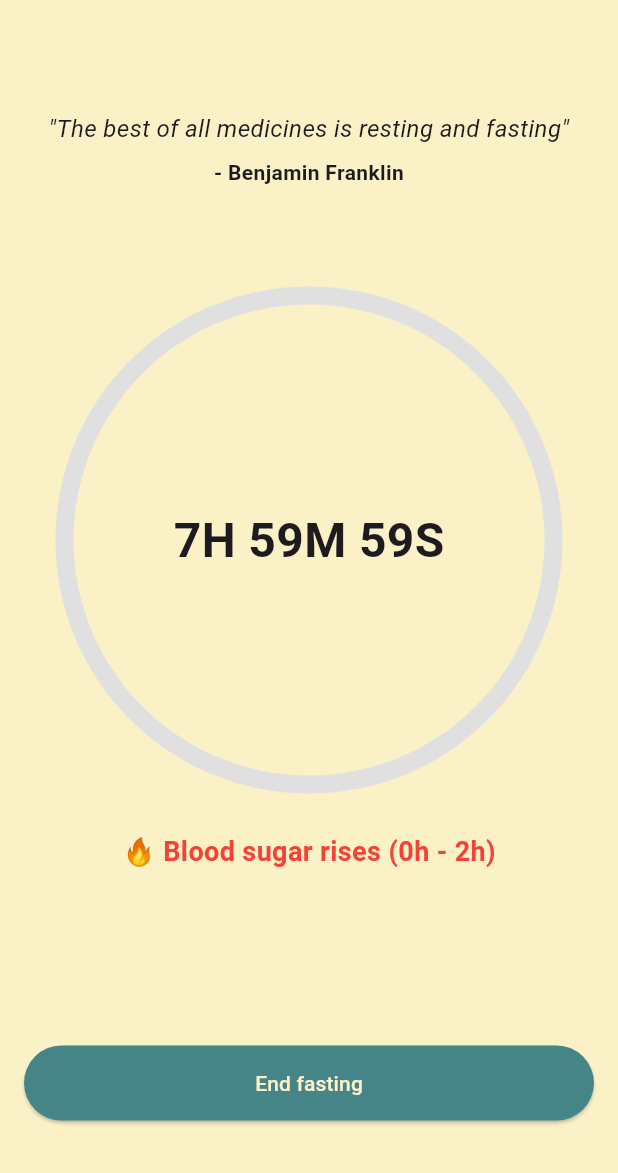
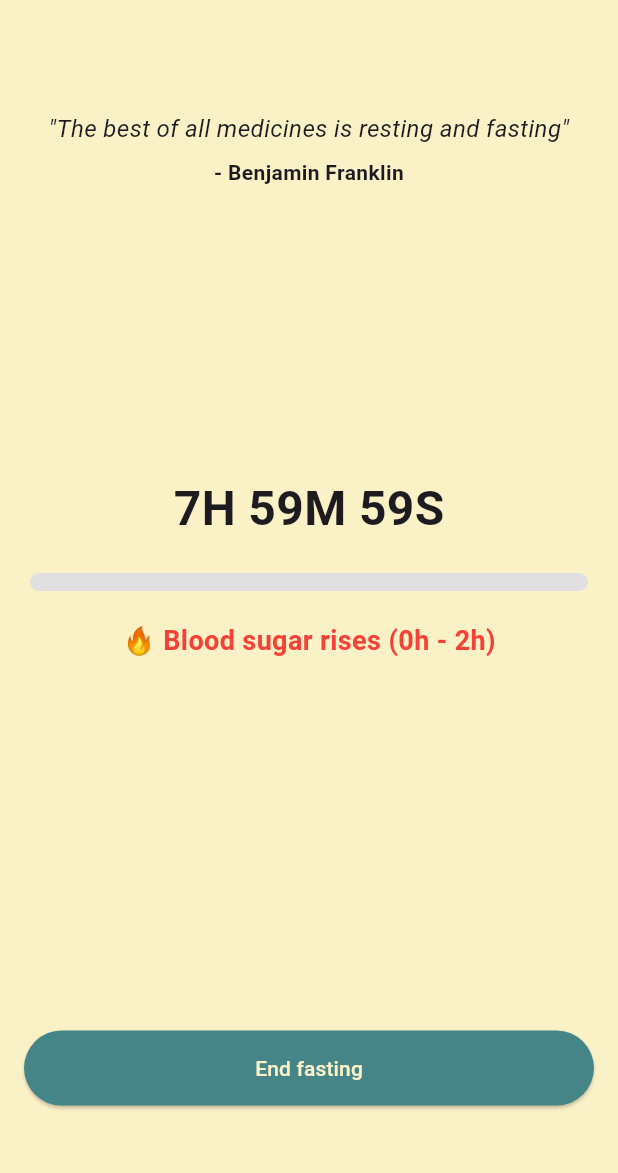
Before and after one commit to untreu2/humble, a Flutter app: the screen it shows after launch, after a tap on an icon or button, on a phone screen of 412 x 824 dp, the part 63-1236 px from its top. Run offline on Flutter 3.47's test engine with Material 3 defaults, Android fonts, the phone set to English and light mode, and no system bars; our stand-ins replace shared_preferences.

Commit message:
Better animations and improved UX

```diff
--- a/lib/fasting_screen.dart
+++ b/lib/fasting_screen.dart
@@ -258,20 +258,30 @@ class _FastingScreenState extends State<FastingScreen> with TickerProviderStateM
       final goalSeconds = _selectedFastingGoal!.inSeconds;
       progressValue = (elapsedSeconds / goalSeconds).clamp(0.0, 1.0);
     }
-    bool isDarkMode = Theme.of(context).brightness == Brightness.dark;
-    Color circleBackgroundColor = isDarkMode ? Colors.grey[800]! : Colors.grey[300]!;
-    Color progressColor = Colors.redAccent;
     return Column(
       key: const ValueKey('fastingContent'),
       mainAxisSize: MainAxisSize.min,
       children: <Widget>[
         const SizedBox(height: 75),
-        CircularCountdownTimer(
-          progress: progressValue,
-          remainingTime: remainingTimeStr,
-          progressColor: progressColor,
-          backgroundColor: circleBackgroundColor,
-          size: 350,
+        Text(
+          remainingTimeStr,
+          style: const TextStyle(
+            fontSize: 32,
+            fontWeight: FontWeight.bold,
+          ),
+        ),
+        const SizedBox(height: 20),
+        Padding(
+          padding: const EdgeInsets.symmetric(horizontal: 20.0),
+          child: ClipRRect(
+            borderRadius: BorderRadius.circular(10),
+            child: LinearProgressIndicator(
+              value: progressValue,
+              minHeight: 12,
+              backgroundColor: Colors.grey[300],
+              valueColor: const AlwaysStoppedAnimation<Color>(Colors.redAccent),
+            ),
+          ),
         ),
         const SizedBox(height: 20),
         FadeTransition(
@@ -353,6 +363,8 @@ class _FastingScreenState extends State<FastingScreen> with TickerProviderStateM
                 width: double.infinity,
                 child: _randomQuote != null
                     ? SingleChildScrollView(
+                        child: Padding(
+                          padding: const EdgeInsets.symmetric(horizontal: 20.0),
                           child: Column(
                             crossAxisAlignment: CrossAxisAlignment.center,
                             children: [
@@ -375,6 +387,7 @@ class _FastingScreenState extends State<FastingScreen> with TickerProviderStateM
                               ),
                             ],
                           ),
+                        ),
                       )
                     : Container(),
               ),
@@ -383,11 +396,22 @@ class _FastingScreenState extends State<FastingScreen> with TickerProviderStateM
           Center(
             child: SingleChildScrollView(
               child: AnimatedSwitcher(
-                duration: const Duration(milliseconds: 300),
+                duration: const Duration(milliseconds: 700),
                 transitionBuilder: (Widget child, Animation<double> animation) {
-                  return FadeTransition(
+                  return SlideTransition(
+                    position: Tween<Offset>(
+                      begin: const Offset(0.0, 1.0),
+                      end: Offset.zero,
+                    ).animate(
+                      CurvedAnimation(
+                        parent: animation,
+                        curve: Curves.easeOutCubic,
+                      ),
+                    ),
+                    child: FadeTransition(
                       opacity: animation,
                       child: child,
+                    ),
                   );
                 },
                 child: _lastMealTime == null
@@ -401,7 +425,7 @@ class _FastingScreenState extends State<FastingScreen> with TickerProviderStateM
       bottomNavigationBar: _lastMealTime != null
           ? Container(
               width: double.infinity,
-              padding: const EdgeInsets.only(left: 16.0, right: 16.0, bottom: 35.0),
+              padding: const EdgeInsets.only(left: 16.0, right: 16.0, bottom: 45.0),
               child: ElevatedButton(
                 onPressed: () {
                   setState(() {
@@ -426,84 +450,3 @@ class _FastingScreenState extends State<FastingScreen> with TickerProviderStateM
     );
   }
 }
-
-class CircularCountdownTimer extends StatelessWidget {
-  final double progress;
-  final String remainingTime;
-  final Color progressColor;
-  final Color backgroundColor;
-  final double size;
-
-  const CircularCountdownTimer({
-    Key? key,
-    required this.progress,
-    required this.remainingTime,
-    required this.progressColor,
-    required this.backgroundColor,
-    this.size = 200,
-  }) : super(key: key);
-
-  @override
-  Widget build(BuildContext context) {
-    return SizedBox(
-      width: size,
-      height: size,
-      child: CustomPaint(
-        painter: _CircularCountdownPainter(
-          progress: progress,
-          progressColor: progressColor,
-          backgroundColor: backgroundColor,
-        ),
-        child: Center(
-          child: Text(
-            remainingTime,
-            style: const TextStyle(
-              fontSize: 32,
-              fontWeight: FontWeight.bold,
-            ),
-          ),
-        ),
-      ),
-    );
-  }
-}
-
-class _CircularCountdownPainter extends CustomPainter {
-  final double progress;
-  final Color progressColor;
-  final Color backgroundColor;
-
-  _CircularCountdownPainter({
-    required this.progress,
-    required this.progressColor,
-    required this.backgroundColor,
-  });
-
-  @override
-  void paint(Canvas canvas, Size size) {
-    double strokeWidth = 12;
-    double radius = (size.width / 2) - strokeWidth;
-    Offset center = Offset(size.width / 2, size.height / 2);
-    Paint bgPaint = Paint()
-      ..color = backgroundColor
-      ..strokeWidth = strokeWidth
-      ..style = PaintingStyle.stroke;
-    Paint progressPaint = Paint()
-      ..color = progressColor
-      ..strokeWidth = strokeWidth
-      ..style = PaintingStyle.stroke
-      ..strokeCap = StrokeCap.round;
-    canvas.drawCircle(center, radius, bgPaint);
-    double sweepAngle = 2 * pi * progress;
-    canvas.drawArc(
-      Rect.fromCircle(center: center, radius: radius),
-      -pi / 2,
-      sweepAngle,
-      false,
-      progressPaint,
-    );
-  }
-
-  @override
-  bool shouldRepaint(covariant CustomPainter oldDelegate) => true;
-}
--- a/pubspec.yaml
+++ b/pubspec.yaml
@@ -16,7 +16,7 @@ publish_to: 'none' # Remove this line if you wish to publish to pub.dev
 # https://developer.apple.com/library/archive/documentation/General/Reference/InfoPlistKeyReference/Articles/CoreFoundationKeys.html
 # In Windows, build-name is used as the major, minor, and patch parts
 # of the product and file versions while build-number is used as the build suffix.
-version: 2.0.0+2
+version: 2.2.0+4
 
 environment:
   sdk: '>=3.4.3 <4.0.0'
```
Also changed, not shown: lib/all_durations_page.dart (+0 -32 lines), lib/donate_dialog.dart (+54 -14 lines). Lines whose indentation alone changed are shown as unchanged.
